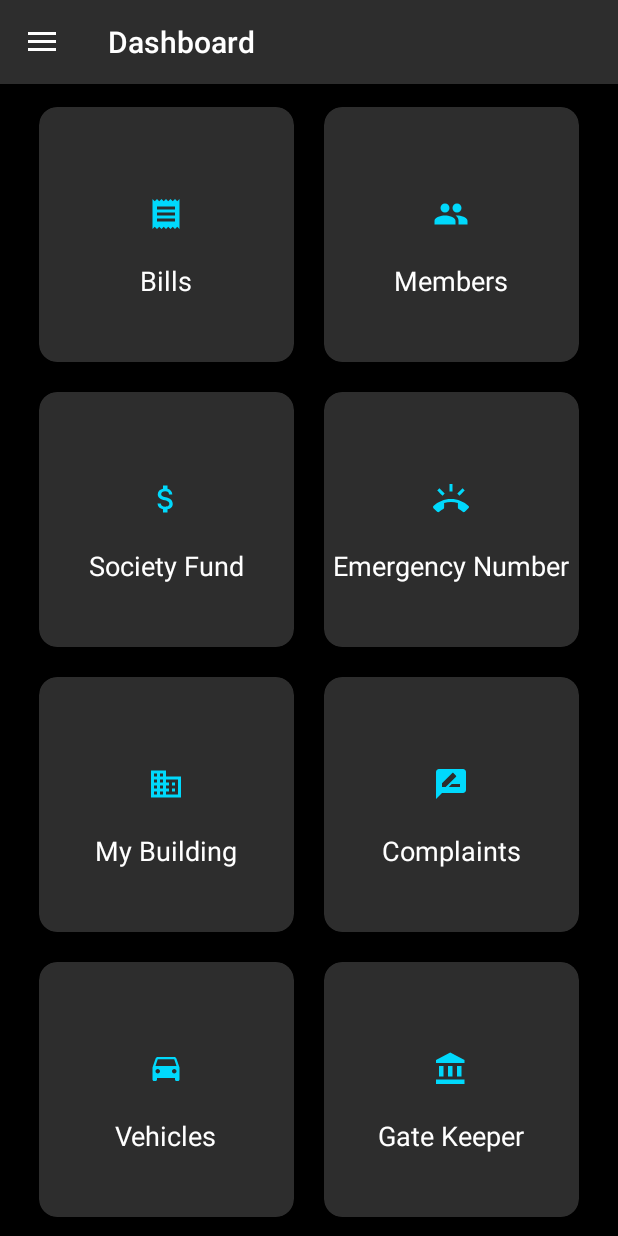
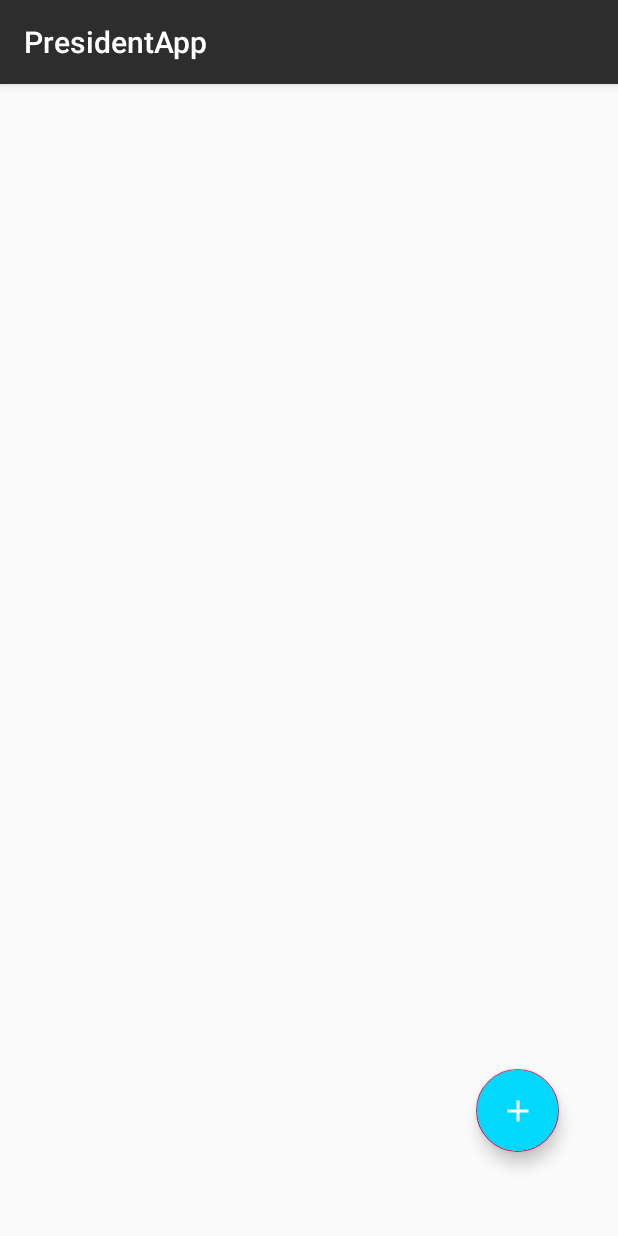
Before and after one commit to kapilk62/PresidentApp, an Android app: the screen it shows after launch once a user with an empty profile is signed in (MainActivity before the commit, Event after it), in the side drawer, after a tap on "Events", on a phone screen of 412 x 824 dp. Run offline under Robolectric (Android 15) with nearby library versions, the phone set to English and light mode, and no system bars; our stand-ins replace Firebase (no records; nobody signed in at launch, a user with empty details on screens opened directly); Roboto replaces fonts that are not available here.

Commit message:
EVENT ADD AND FETCH

```diff
--- /dev/null
+++ b/app/src/main/java/com/example/presidentapp/Event.java
@@ -0,0 +1,69 @@
+package com.example.presidentapp;
+
+import androidx.annotation.NonNull;
+import androidx.appcompat.app.AppCompatActivity;
+
+import android.content.Intent;
+import android.os.Bundle;
+import android.view.View;
+import android.widget.Button;
+import android.widget.ListView;
+
+import com.google.android.material.floatingactionbutton.FloatingActionButton;
+import com.google.firebase.database.DataSnapshot;
+import com.google.firebase.database.DatabaseError;
+import com.google.firebase.database.DatabaseReference;
+import com.google.firebase.database.FirebaseDatabase;
+import com.google.firebase.database.ValueEventListener;
+
+import java.util.ArrayList;
+import java.util.List;
+
+public class Event extends AppCompatActivity{
+
+    FloatingActionButton btnAddEvent;
+    ListView listViewEvents;
+    DatabaseReference databaseEvent;;
+    List<EventModel> eventModelList;
+
+    @Override
+    protected void onCreate(Bundle savedInstanceState) {
+        super.onCreate(savedInstanceState);
+        setContentView(R.layout.activity_event);
+
+        btnAddEvent  = findViewById(R.id.add_event_button);
+        databaseEvent = FirebaseDatabase.getInstance().getReference("Events");
+
+        listViewEvents = (ListView) findViewById(R.id.listviewevents);
+        eventModelList = new ArrayList<>();
+    }
+
+    @Override
+    protected void onStart() {
+        super.onStart();
+
+        databaseEvent.addValueEventListener(new ValueEventListener(){
+            @Override
+            public void onDataChange(@NonNull DataSnapshot dataSnapshot) {
+                eventModelList.clear();
+                for(DataSnapshot eventSnapshot : dataSnapshot.getChildren()){
+                    EventModel eventModel = eventSnapshot.getValue(EventModel.class);
+
+                    eventModelList.add(eventModel);
+                }
+                EventList adapter = new EventList(Event.this, eventModelList);
+                listViewEvents.setAdapter(adapter);
+            }
+
+            @Override
+            public void onCancelled(@NonNull DatabaseError databaseError) {
+
+            }
+        });
+    }
+
+    public void AddEvent(View view) {
+        Intent intent = new Intent(getApplicationContext(), Add_event.class);
+        startActivity(intent);
+    }
+}
--- /dev/null
+++ b/app/src/main/java/com/example/presidentapp/EventList.java
@@ -0,0 +1,56 @@
+package com.example.presidentapp;
+
+import android.app.Activity;
+import android.util.Log;
+import android.view.LayoutInflater;
+import android.view.View;
+import android.view.ViewGroup;
+import android.widget.ArrayAdapter;
+import android.widget.TextView;
+
+import androidx.annotation.NonNull;
+import androidx.annotation.Nullable;
+
+import java.util.List;
+
+
+
+public class EventList extends ArrayAdapter<EventModel>{
+    private static final String TAG = "ProfileActivity11";
+    private Activity context;
+    private List<EventModel> eventModelList;
+
+    public EventList(Activity context, List<EventModel> eventModelList){
+        super(context, R.layout.event_adapter, eventModelList);
+        this.context = context;
+        this.eventModelList = eventModelList;
+
+    }
+
+    @NonNull
+    @Override
+    public View getView(int position, @Nullable View convertView, @NonNull ViewGroup parent) {
+        LayoutInflater inflater = context.getLayoutInflater();
+
+        View listViewItem = inflater.inflate(R.layout.event_adapter, null, true);
+
+        TextView textVieweventname = listViewItem.findViewById(R.id.eventnameshow_txt_view);
+        TextView textVieweventdescription = listViewItem.findViewById(R.id.eventdescriptionshow_txt_view);
+        TextView textVieweventdate = listViewItem.findViewById(R.id.eventdateshow_txt_view);
+        TextView textVieweventtime = listViewItem.findViewById(R.id.eventtimeshow_txt_view);
+
+        EventModel eventModel = eventModelList.get(position);
+
+        textVieweventname.setText(eventModel.getEventName());
+        textVieweventdescription.setText(eventModel.getEventDescription());
+        textVieweventdate.setText(eventModel.getEventDate());
+        textVieweventtime.setText(eventModel.getEventTime());
+
+        Log.d(TAG, "getView: "+eventModel.getEventName());
+        Log.d(TAG, "getViewd : "+eventModel.getEventDescription());
+        Log.d(TAG, "getViewDate: "+eventModel.getEventDate());
+
+        return listViewItem;
+    }
+
+}
--- a/app/src/main/java/com/example/presidentapp/MainActivity.java
+++ b/app/src/main/java/com/example/presidentapp/MainActivity.java
@@ -94,7 +94,8 @@ public class MainActivity extends AppCompatActivity implements View.OnClickListe
 
         else if(id==R.id.sevents)
         {
-
+            Intent i = new Intent(MainActivity.this,Event.class);
+            startActivity(i);
         }
 
         else if (id==R.id.scomplaints){
--- /dev/null
+++ b/app/src/main/res/drawable/ic_add_plusicon.xml
@@ -0,0 +1,5 @@
+<vector android:height="24dp" android:tint="#FFFFFF"
+    android:viewportHeight="24.0" android:viewportWidth="24.0"
+    android:width="24dp" xmlns:android="http://schemas.android.com/apk/res/android">
+    <path android:fillColor="#FF000000" android:pathData="M19,13h-6v6h-2v-6H5v-2h6V5h2v6h6v2z"/>
+</vector>
--- /dev/null
+++ b/app/src/main/res/layout/activity_event.xml
@@ -0,0 +1,32 @@
+<?xml version="1.0" encoding="utf-8"?>
+<androidx.constraintlayout.widget.ConstraintLayout xmlns:android="http://schemas.android.com/apk/res/android"
+    xmlns:app="http://schemas.android.com/apk/res-auto"
+    xmlns:tools="http://schemas.android.com/tools"
+    android:layout_width="match_parent"
+    android:layout_height="match_parent"
+    tools:context=".Event">
+
+
+
+    <com.google.android.material.floatingactionbutton.FloatingActionButton
+        android:id="@+id/add_event_button"
+        android:layout_width="55dp"
+        android:layout_height="81dp"
+        android:layout_marginBottom="56dp"
+        android:clickable="true"
+        android:backgroundTint="@color/lightblue"
+        android:onClick="AddEvent"
+        app:srcCompat="@drawable/ic_add_plusicon"
+        app:layout_constraintBottom_toBottomOf="parent"
+        app:layout_constraintEnd_toEndOf="parent"
+        app:layout_constraintHorizontal_bias="0.89"
+        app:layout_constraintStart_toStartOf="parent" />
+
+    <ListView
+        android:id="@+id/listviewevents"
+        android:layout_width="415dp"
+        android:layout_height="609dp"
+        tools:layout_editor_absoluteX="-5dp"
+        tools:layout_editor_absoluteY="1dp" />
+
+</androidx.constraintlayout.widget.ConstraintLayout>
--- a/app/src/main/res/layout/activity_rules.xml
+++ b/app/src/main/res/layout/activity_rules.xml
@@ -20,7 +20,7 @@
         app:helperText="Eg.:-No Smoking in garden area !"
         app:helperTextTextColor="@color/lightblue"
         app:counterEnabled="true"
-        app:counterMaxLength="50"
+        app:counterMaxLength="100"
         app:startIconDrawable="@drawable/ic_rate_review_black_24dp"
         app:startIconTint="@color/lightblue">
 
@@ -28,7 +28,7 @@
         <com.google.android.material.textfield.TextInputEditText
             android:id="@+id/add_rule_txtfld"
             android:textColor="@color/white"
-            android:maxLength="50"
+            android:maxLength="100"
             android:layout_width="match_parent"
             android:layout_height="wrap_content"/>
 
```
Also changed, not shown: app/src/main/AndroidManifest.xml (+44 -13 lines), app/src/main/java/com/example/presidentapp/Add_event.java (added, +131 -0 lines), app/src/main/java/com/example/presidentapp/EventModel.java (added, +40 -0 lines), app/src/main/res/drawable/ic_date_range.xml (added, +9 -0 lines), app/src/main/res/drawable/ic_description.xml (added, +9 -0 lines), app/src/main/res/drawable/ic_time.xml (added, +9 -0 lines), app/src/main/res/layout/activity_add_event.xml (added, +117 -0 lines), app/src/main/res/layout/event_adapter.xml (added, +60 -0 lines).
